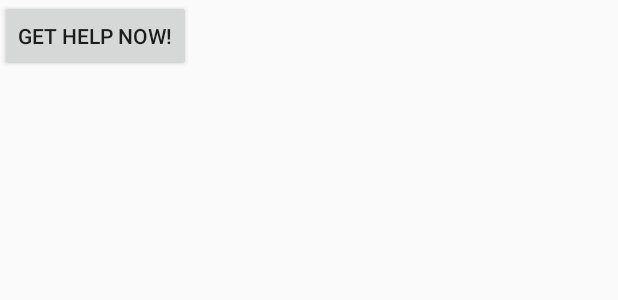
After one commit to tinkhamgreg/uSafeNH, an Android app: the layout activity_user.xml on its own in the app's theme, with its tools: preview values and no code run, on a phone screen of 412 x 824 dp. The commit adds this screen. Shown: the top 300 px of the screen. Run offline under Robolectric (Android 15) with nearby library versions, the phone set to English and light mode, and no system bars.

Commit message:
Added a second view when the school is chosen
Currently the school name resource id is passed, but is not used.
The second screen should be used to select the user's intent for using the app.

```diff
--- a/app/src/main/AndroidManifest.xml
+++ b/app/src/main/AndroidManifest.xml
@@ -15,6 +15,7 @@
                 <category android:name="android.intent.category.LAUNCHER" />
             </intent-filter>
         </activity>
+        <activity android:name=".UserActivity" />
     </application>
 
 </manifest>
--- /dev/null
+++ b/app/src/main/res/layout/activity_user.xml
@@ -0,0 +1,12 @@
+<?xml version="1.0" encoding="utf-8"?>
+<LinearLayout xmlns:android="http://schemas.android.com/apk/res/android"
+    android:orientation="vertical" android:layout_width="match_parent"
+    android:layout_height="match_parent">
+
+    <Button
+        android:layout_centerHorizontal="true"
+        android:layout_width="wrap_content"
+        android:layout_height="wrap_content"
+        android:id="@+id/help_now_button"
+        android:text="@string/help_now_button"/>
+</LinearLayout>
--- a/app/src/main/res/values/strings.xml
+++ b/app/src/main/res/values/strings.xml
@@ -3,5 +3,7 @@
     <string name="UNH_button">University of New Hampshire</string>
     <string name="Plymouth_State">Plymouth State University</string>
     <string name="Saint_Anselm">Saint Anselm College</string>
-    <string name="Keene_State">Keeve State College</string>
+    <string name="Keene_State">Keene State College</string>
+
+    <string name="help_now_button">Get Help Now!</string>
 </resources>
```
Also changed, not shown: app/src/main/java/com/usafenh/MainActivity.java (+51 -0 lines), app/src/main/java/com/usafenh/UserActivity.java (added, +18 -0 lines).
